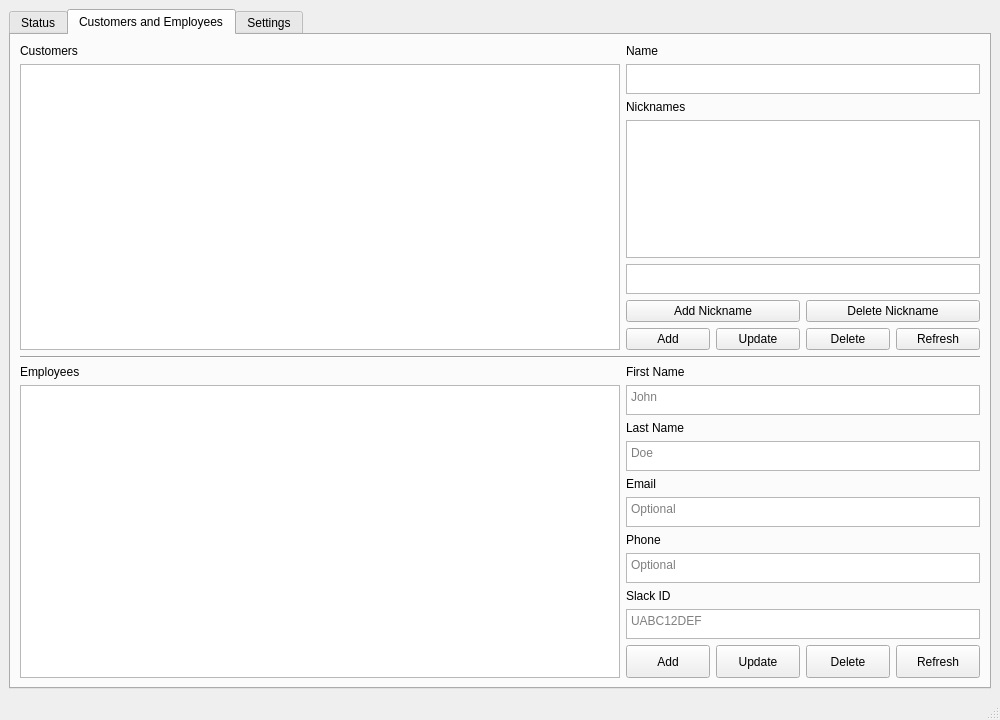
First picture: the form in client/ui/main_window.ui, repository Harrell18W/schedule-keeper, before the edit.
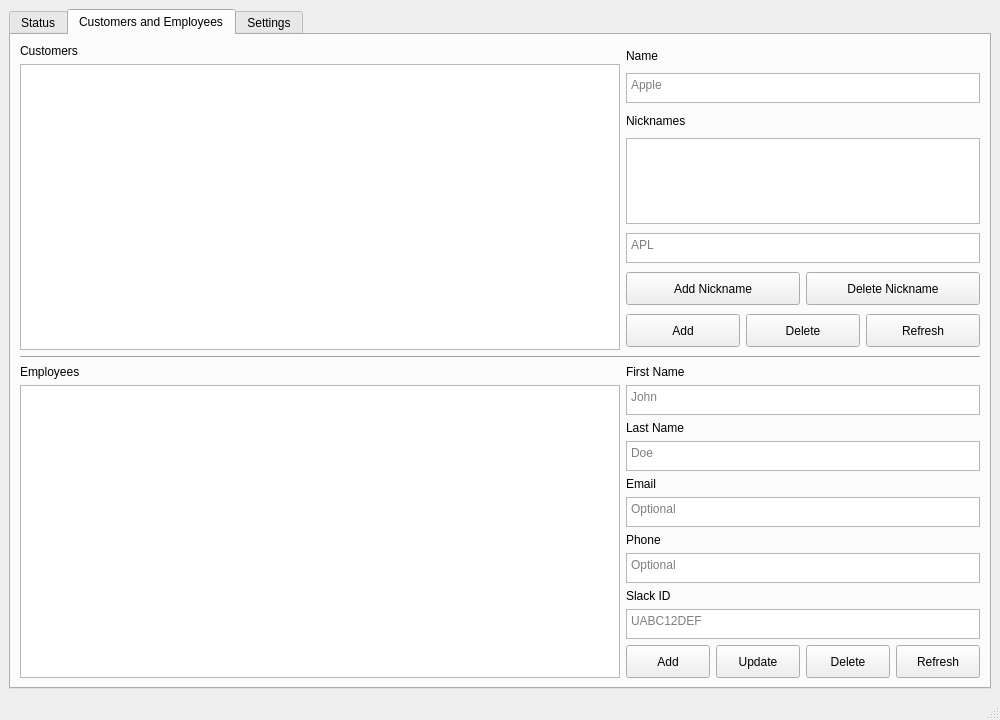
Second picture: the form after the edit.

Commit message: added functionality to customers tablewidget

Diff of the .ui file:
```diff
--- a/client/ui/main_window.ui
+++ b/client/ui/main_window.ui
@@ -118,6 +118,12 @@
            <layout class="QVBoxLayout" name="customers_details">
             <item>
              <widget class="QLabel" name="customers_name_label">
+              <property name="maximumSize">
+               <size>
+                <width>356</width>
+                <height>17</height>
+               </size>
+              </property>
               <property name="text">
                <string>Name</string>
               </property>
@@ -131,21 +137,30 @@
                 <height>30</height>
                </size>
               </property>
+              <property name="placeholderText">
+               <string>Apple</string>
+              </property>
              </widget>
             </item>
             <item>
              <widget class="QLabel" name="customers_nicknames_label">
+              <property name="maximumSize">
+               <size>
+                <width>356</width>
+                <height>17</height>
+               </size>
+              </property>
               <property name="text">
                <string>Nicknames</string>
               </property>
              </widget>
             </item>
             <item>
-             <widget class="QListView" name="customers_nicknames_listview">
+             <widget class="QListWidget" name="customers_nicknames_listwidget">
               <property name="maximumSize">
                <size>
                 <width>356</width>
-                <height>16777215</height>
+                <height>86</height>
                </size>
               </property>
              </widget>
@@ -158,6 +173,9 @@
                 <height>30</height>
                </size>
               </property>
+              <property name="placeholderText">
+               <string>APL</string>
+              </property>
              </widget>
             </item>
             <item>
@@ -167,7 +185,7 @@
                 <property name="maximumSize">
                  <size>
                   <width>174</width>
-                  <height>16777215</height>
+                  <height>33</height>
                  </size>
                 </property>
                 <property name="text">
@@ -180,7 +198,7 @@
                 <property name="maximumSize">
                  <size>
                   <width>174</width>
-                  <height>16777215</height>
+                  <height>33</height>
                  </size>
                 </property>
                 <property name="text">
@@ -196,8 +214,8 @@
                <widget class="QPushButton" name="customers_add_pushbutton">
                 <property name="maximumSize">
                  <size>
-                  <width>84</width>
-                  <height>16777215</height>
+                  <width>114</width>
+                  <height>33</height>
                  </size>
                 </property>
                 <property name="text">
@@ -205,25 +223,12 @@
                 </property>
                </widget>
               </item>
-              <item>
-               <widget class="QPushButton" name="customer_update_pushbutton">
-                <property name="maximumSize">
-                 <size>
-                  <width>84</width>
-                  <height>16777215</height>
-                 </size>
-                </property>
-                <property name="text">
-                 <string>Update</string>
-                </property>
-               </widget>
-              </item>
               <item>
                <widget class="QPushButton" name="customers_delete_pushbutton">
                 <property name="maximumSize">
                  <size>
-                  <width>84</width>
-                  <height>16777215</height>
+                  <width>114</width>
+                  <height>33</height>
                  </size>
                 </property>
                 <property name="text">
@@ -235,8 +240,8 @@
                <widget class="QPushButton" name="customers_refresh_pushbutton">
                 <property name="maximumSize">
                  <size>
-                  <width>84</width>
-                  <height>16777215</height>
+                  <width>114</width>
+                  <height>33</height>
                  </size>
                 </property>
                 <property name="text">
```
Left out of the diff: 2 changed lines with no effect on the pictures. The commit also changes 9 other files.
